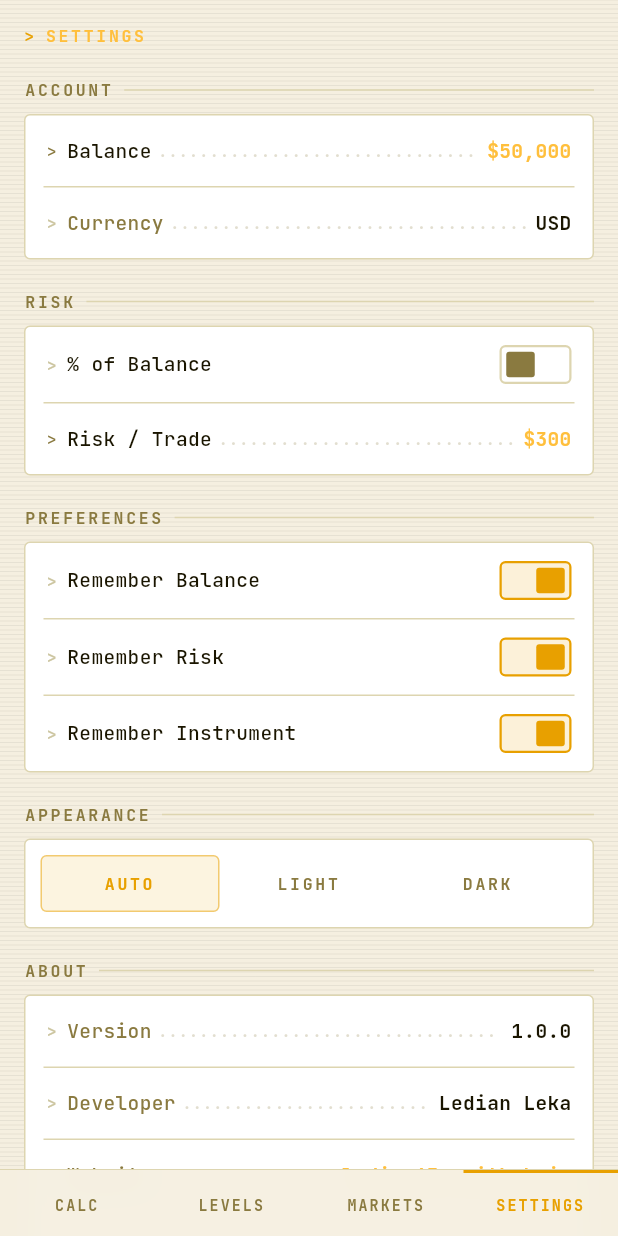
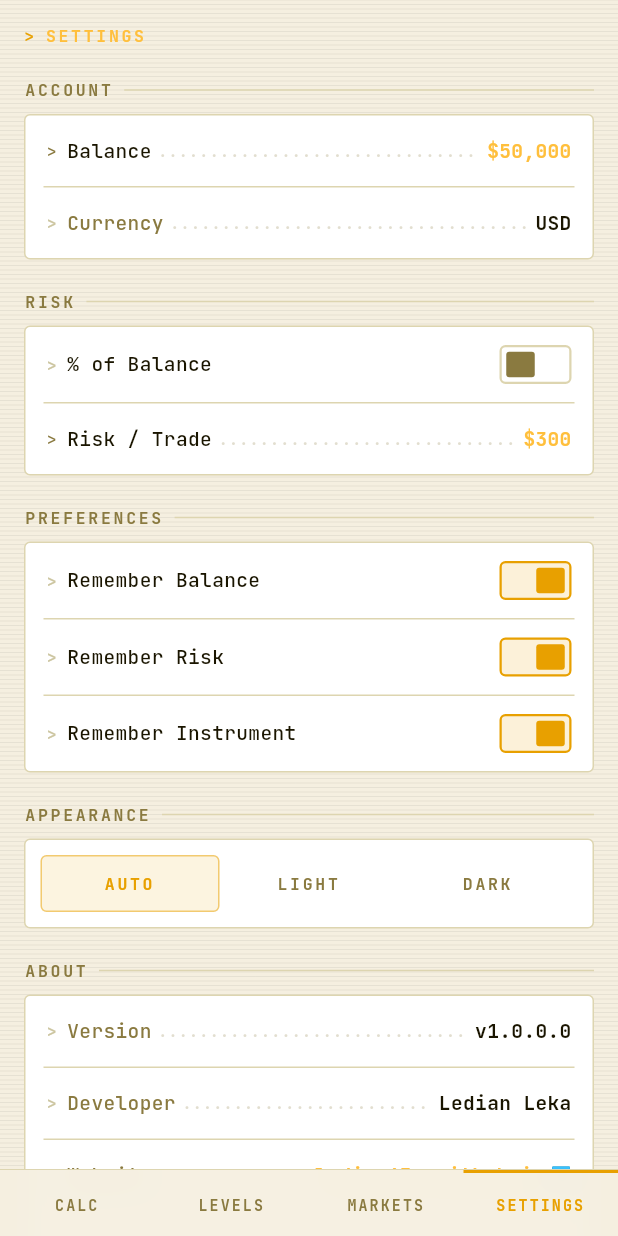
Before and after one commit to Ledian63S/quanta, a Flutter app: the screen it shows after launch, item 4 of the bottom bar chosen, on a phone screen of 412 x 824 dp. Run offline on Flutter 3.47's test engine with Material 3 defaults, Android fonts, the light colour scheme and no system bars; our stand-ins replace google_fonts; missing offline and left inert: window_manager.

Commit message:
Settings polish, screen transitions, gauge fix, url_launcher
- Screen transitions: horizontal slide + fade (220ms easeOut) when switching tabs
- Gauge alignment fix: '--' → '-' for consistent digit width on empty state
- Settings About: version → v1.0.0.0, website row opens browser, heart replaces star, centered tagline
- Added url_launcher for tappable website row

```diff
--- a/lib/screens/main_shell.dart
+++ b/lib/screens/main_shell.dart
@@ -16,20 +16,52 @@ class MainShell extends StatefulWidget {
   State<MainShell> createState() => _MainShellState();
 }
 
-class _MainShellState extends State<MainShell> {
+class _MainShellState extends State<MainShell>
+    with SingleTickerProviderStateMixin {
   int _currentIndex = 0;
+  int _prevIndex = 0;
+  late final AnimationController _animCtrl;
+  late Animation<double> _slideAnim;
+  late Animation<double> _fadeAnim;
 
   late final List<Widget> _screens = [
     const CalculatorScreen(),
-    LevelsScreen(onNavigateToCalc: () => setState(() => _currentIndex = 0)),
+    LevelsScreen(onNavigateToCalc: () => _navigateTo(0)),
     const InstrumentsScreen(),
     const SettingsScreen(),
   ];
 
   @override
+  void initState() {
+    super.initState();
+    _animCtrl = AnimationController(
+      vsync: this,
+      duration: const Duration(milliseconds: 220),
+      value: 1.0, // start fully visible
+    );
+    _slideAnim = Tween(begin: 0.0, end: 1.0).animate(
+      CurvedAnimation(parent: _animCtrl, curve: Curves.easeOut));
+    _fadeAnim = Tween(begin: 0.0, end: 1.0).animate(
+      CurvedAnimation(parent: _animCtrl, curve: Curves.easeOut));
+  }
+
+  @override
+  void dispose() {
+    _animCtrl.dispose();
+    super.dispose();
+  }
+
+  void _navigateTo(int i) {
+    if (i == _currentIndex) return;
+    setState(() {
+      _prevIndex = _currentIndex;
+      _currentIndex = i;
+    });
+    _animCtrl.forward(from: 0.0);
+  }
+
+  @override
   Widget build(BuildContext context) {
-    // Set isDark before any child screen builds. Theme.of registers the
-    // InheritedWidget dependency so this rebuilds on system brightness changes too.
     AppColors.isDark = Theme.of(context).brightness == Brightness.dark;
     final isDesktop = Platform.isMacOS || Platform.isWindows;
     return Scaffold(
@@ -39,9 +71,7 @@ class _MainShellState extends State<MainShell> {
         if (isDesktop) const DesktopTitleBar(),
         Expanded(child: Stack(
         children: [
-          // Scanlines
           const Positioned.fill(child: ScanlineOverlay()),
-          // Grain
           const Positioned.fill(child: GrainOverlay()),
 
           GestureDetector(
@@ -52,31 +82,51 @@ class _MainShellState extends State<MainShell> {
                 builder: (context, constraints) {
                   final contentWidth = constraints.maxWidth.clamp(0.0, 430.0);
                   final hPad = (constraints.maxWidth - contentWidth) / 2;
+                  // direction: +1 = going right (higher index), -1 = going left
+                  final direction = _currentIndex >= _prevIndex ? 1.0 : -1.0;
+                  return AnimatedBuilder(
+                    animation: _animCtrl,
+                    builder: (context, _) {
+                      final t = _slideAnim.value;
                       return Stack(
                         children: [
-                      ...List.generate(_screens.length, (i) => Positioned(
+                          // Exiting screen slides out
+                          if (_animCtrl.isAnimating)
+                            Positioned(
                               top: 0, bottom: 0,
-                        left: hPad, width: contentWidth,
-                        child: AnimatedOpacity(
-                          duration: const Duration(milliseconds: 120),
-                          opacity: _currentIndex == i ? 1.0 : 0.0,
-                          child: IgnorePointer(
-                            ignoring: _currentIndex != i,
-                            child: _screens[i],
+                              left: hPad + (-direction * t * contentWidth * 0.3),
+                              width: contentWidth,
+                              child: Opacity(
+                                opacity: (1.0 - t).clamp(0.0, 1.0),
+                                child: IgnorePointer(child: _screens[_prevIndex]),
                               ),
                             ),
-                      )),
+                          // Entering screen slides in
+                          Positioned(
+                            top: 0, bottom: 0,
+                            left: hPad + (direction * (1.0 - t) * contentWidth * 0.3),
+                            width: contentWidth,
+                            child: Opacity(
+                              opacity: _fadeAnim.value.clamp(0.0, 1.0),
+                              child: IgnorePointer(
+                                ignoring: _animCtrl.isAnimating,
+                                child: _screens[_currentIndex],
+                              ),
+                            ),
+                          ),
                           Positioned(
                             bottom: 0, left: hPad, width: contentWidth,
                             child: _TerminalNav(
                               currentIndex: _currentIndex,
                               onTap: (i) {
                                 HapticFeedback.selectionClick();
-                            setState(() => _currentIndex = i);
+                                _navigateTo(i);
                               },
                             ),
                           ),
                         ],
+                      );
+                    },
                   );
                 },
               ),
--- a/lib/screens/settings_screen.dart
+++ b/lib/screens/settings_screen.dart
@@ -2,6 +2,7 @@ import 'dart:io';
 import 'package:flutter/material.dart';
 import 'package:flutter/services.dart';
 import 'package:provider/provider.dart';
+import 'package:url_launcher/url_launcher.dart';
 import '../models/quanta_state.dart';
 import '../theme/app_theme.dart';
 
@@ -150,18 +151,30 @@ class _SettingsScreenState extends State<SettingsScreen> {
           Container(
             decoration: AppDecor.card(),
             child: Column(children: [
-              const _LabelRow(label: 'Version', value: '1.0.0'),
+              const _LabelRow(label: 'Version', value: 'v1.0.0.0'),
               Container(height: 1, color: AppColors.border,
                   margin: const EdgeInsets.symmetric(horizontal: 12)),
               const _LabelRow(label: 'Developer', value: 'Ledian Leka'),
               Container(height: 1, color: AppColors.border,
                   margin: const EdgeInsets.symmetric(horizontal: 12)),
-              const _LabelRow(label: 'Website', value: 'ledian63s.github.io',
-                  valueColor: AppColors.accentLight),
+              _TappableLabelRow(
+                label: 'Website',
+                value: 'ledian63s.github.io',
+                valueColor: AppColors.accentLight,
+                onTap: () => launchUrl(
+                  Uri.parse('https://ledian63s.github.io'),
+                  mode: LaunchMode.externalApplication,
+                ),
+              ),
               Container(height: 1, color: AppColors.border,
                   margin: const EdgeInsets.symmetric(horizontal: 12)),
-              const _LabelRow(label: 'Built by traders, for traders', value: '✦',
-                  valueColor: AppColors.accent),
+              Padding(
+                padding: const EdgeInsets.symmetric(horizontal: 14, vertical: 14),
+                child: Center(
+                  child: Text('Made with ♥ for traders',
+                    style: AppText.mono(size: 12, color: AppColors.muted)),
+                ),
+              ),
             ]),
           ),
         ]),
@@ -302,8 +315,7 @@ class _InputRowState extends State<_InputRow> {
 // ── Label row ───────────────────────────────────────────────────────────────
 class _LabelRow extends StatelessWidget {
   final String label, value;
-  final Color? valueColor;
-  const _LabelRow({required this.label, required this.value, this.valueColor});
+  const _LabelRow({required this.label, required this.value});
 
   @override
   Widget build(BuildContext context) {
@@ -317,8 +329,39 @@ class _LabelRow extends StatelessWidget {
         const DotLeader(),
         const SizedBox(width: 4),
         Text(value, style: AppText.mono(size: 13, weight: FontWeight.w700,
-            color: valueColor ?? AppColors.text)),
+            color: AppColors.text)),
       ]),
+    );
+  }
+}
+
+// ── Tappable label row ───────────────────────────────────────────────────────
+class _TappableLabelRow extends StatelessWidget {
+  final String label, value;
+  final Color? valueColor;
+  final VoidCallback onTap;
+  const _TappableLabelRow({required this.label, required this.value,
+      this.valueColor, required this.onTap});
+
+  @override
+  Widget build(BuildContext context) {
+    return Clickable(
+      onTap: onTap,
+      child: Padding(
+        padding: const EdgeInsets.symmetric(horizontal: 14, vertical: 14),
+        child: Row(children: [
+          Text('> ', style: AppText.mono(size: 11, color: AppColors.subtle)),
+          Text(label, style: AppText.mono(
+              size: 13, weight: FontWeight.w500, color: AppColors.muted)),
+          const SizedBox(width: 4),
+          const DotLeader(),
+          const SizedBox(width: 4),
+          Text(value, style: AppText.mono(size: 13, weight: FontWeight.w700,
+              color: valueColor ?? AppColors.text)),
+          const SizedBox(width: 4),
+          Text('↗', style: AppText.mono(size: 11, color: AppColors.muted)),
+        ]),
+      ),
     );
   }
 }
--- a/lib/theme/app_theme.dart
+++ b/lib/theme/app_theme.dart
@@ -218,7 +218,7 @@ class _DigitWheelState extends State<_DigitWheel>
   }
 
   Widget _digit(int d) => Text(
-    d < 0 ? '--' : '$d',
+    d < 0 ? '-' : '$d',
     style: GoogleFonts.jetBrainsMono(
       fontSize: _h,
       fontWeight: FontWeight.w700,
--- a/pubspec.yaml
+++ b/pubspec.yaml
@@ -11,6 +11,7 @@ dependencies:
     sdk: flutter
   google_fonts: ^6.2.1
   provider: ^6.1.1
+  url_launcher: ^6.3.2
   window_manager: ^0.5.1
 
 dev_dependencies:
```
Also changed, not shown: pubspec.lock, 7 other files. Lines whose indentation alone changed are shown as unchanged.
